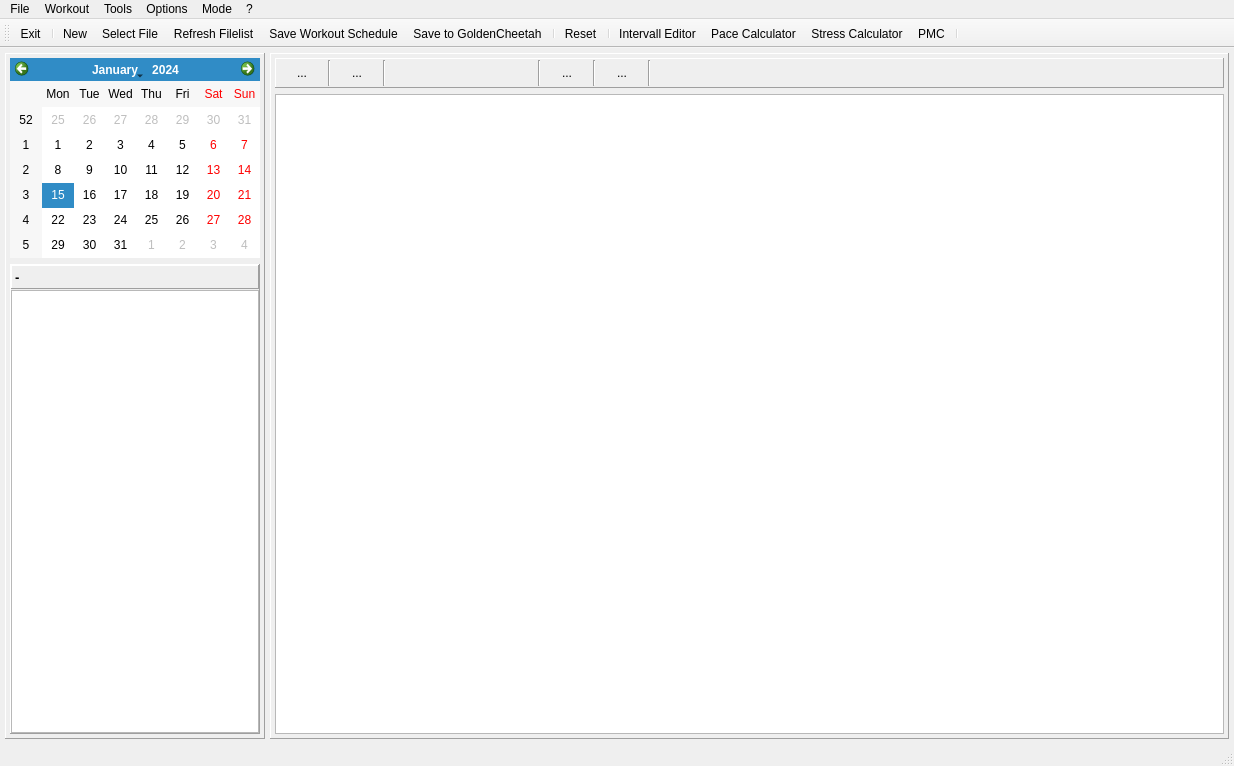
This is mainwindow.ui in Tria-Andy/WorkoutEditor as Qt 5 draws it before an edit. The edited form follows.
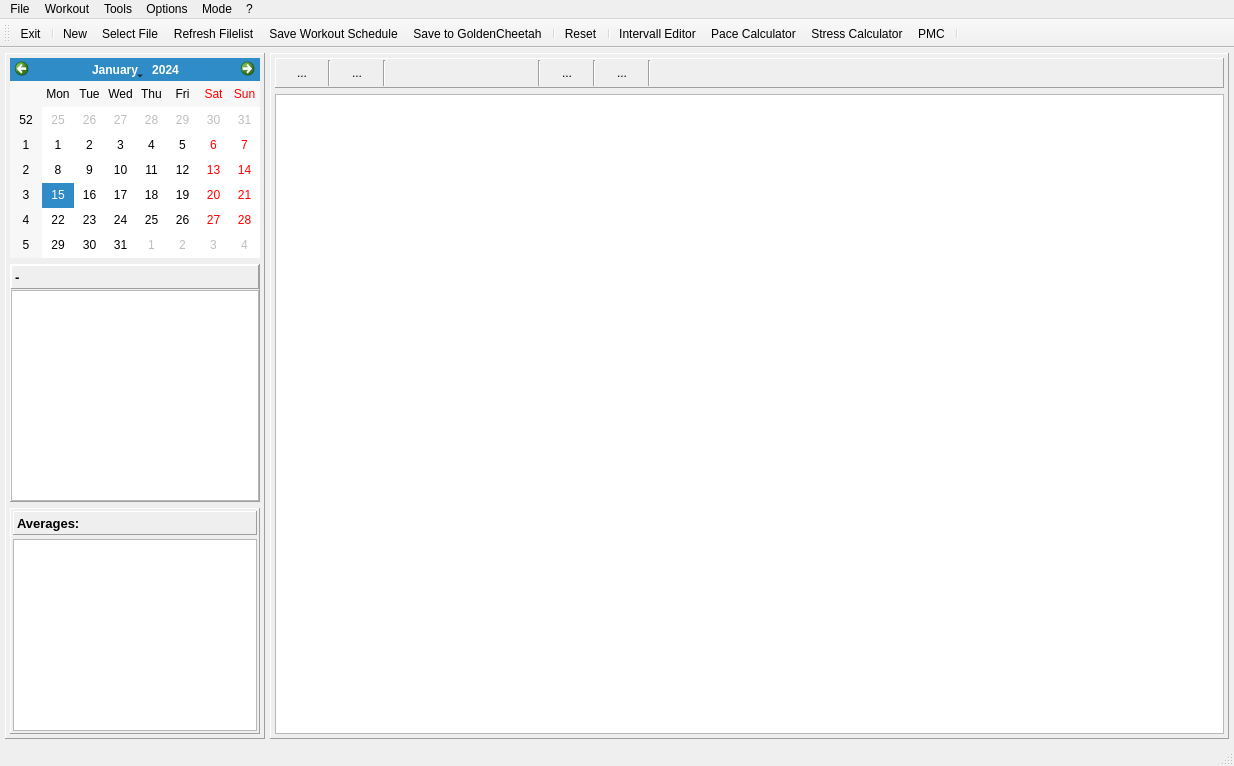
This is the edited form. Icons and pictures are not drawn. Custom widgets are drawn as their Qt base class.

Patch:
```diff
--- a/mainwindow.ui
+++ b/mainwindow.ui
@@ -199,6 +199,68 @@
              </layout>
             </widget>
            </item>
+           <item>
+            <widget class="QFrame" name="frame_YearAvg">
+             <property name="minimumSize">
+              <size>
+               <width>250</width>
+               <height>200</height>
+              </size>
+             </property>
+             <property name="frameShape">
+              <enum>QFrame::Panel</enum>
+             </property>
+             <property name="frameShadow">
+              <enum>QFrame::Raised</enum>
+             </property>
+             <layout class="QVBoxLayout" name="verticalLayout_2">
+              <property name="spacing">
+               <number>4</number>
+              </property>
+              <property name="leftMargin">
+               <number>2</number>
+              </property>
+              <property name="topMargin">
+               <number>2</number>
+              </property>
+              <property name="rightMargin">
+               <number>2</number>
+              </property>
+              <property name="bottomMargin">
+               <number>2</number>
+              </property>
+              <item>
+               <widget class="QLabel" name="label_4">
+                <property name="minimumSize">
+                 <size>
+                  <width>0</width>
+                  <height>24</height>
+                 </size>
+                </property>
+                <property name="font">
+                 <font>
+                  <pointsize>10</pointsize>
+                  <weight>75</weight>
+                  <bold>true</bold>
+                 </font>
+                </property>
+                <property name="frameShape">
+                 <enum>QFrame::Panel</enum>
+                </property>
+                <property name="frameShadow">
+                 <enum>QFrame::Raised</enum>
+                </property>
+                <property name="text">
+                 <string>Averages:</string>
+                </property>
+               </widget>
+              </item>
+              <item>
+               <widget class="QTableView" name="tableView"/>
+              </item>
+             </layout>
+            </widget>
+           </item>
           </layout>
          </widget>
         </item>
```
